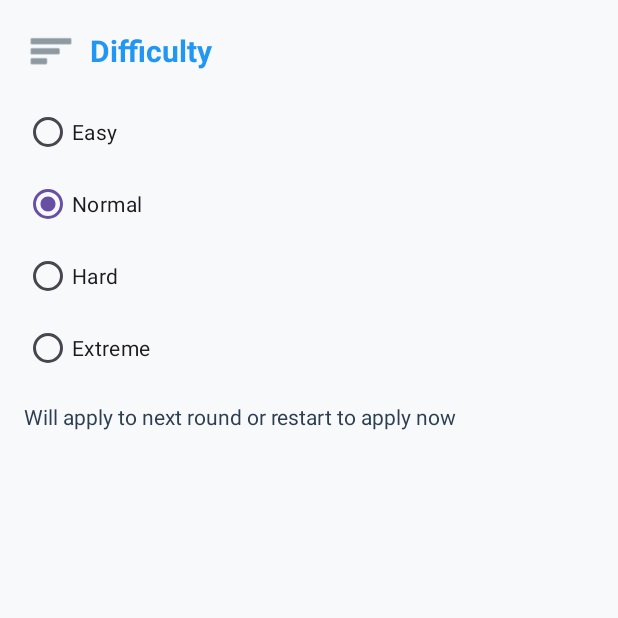
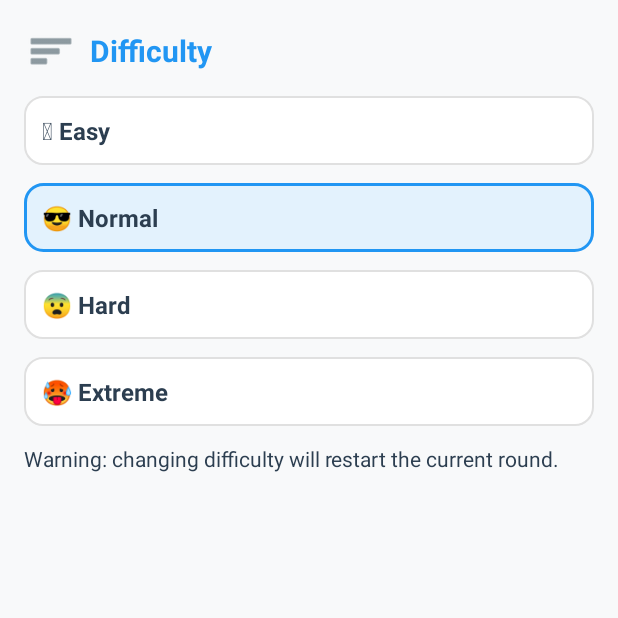
Before and after one commit to timursarsembai/CubeSorter, an Android app: the DifficultyActivity screen opened directly, with no data from a screen before it, on a phone screen of 412 x 824 dp, the top half of it. Run offline under Robolectric (Android 15) with nearby library versions, the phone set to English and light mode, and no system bars.

Commit message:
Update difficulty hint to warn that changing difficulty restarts the current round style(difficulty): enlarge emoji/text to 20sp and vertically center content in difficulty blocks

```diff
--- a/app/src/main/java/com/timursarsembayev/cubesorter/DifficultyActivity.kt
+++ b/app/src/main/java/com/timursarsembayev/cubesorter/DifficultyActivity.kt
@@ -1,8 +1,7 @@
 package com.timursarsembayev.cubesorter
 
 import android.os.Bundle
-import android.widget.RadioButton
-import android.widget.RadioGroup
+import android.widget.LinearLayout
 import android.widget.TextView
 import android.widget.Toast
 
@@ -12,44 +11,48 @@ class DifficultyActivity : BaseDrawerActivity() {
 
     private enum class Difficulty { EASY, NORM, HARD, EXTREME }
 
-    private lateinit var radioGroup: RadioGroup
-    private lateinit var radioEasy: RadioButton
-    private lateinit var radioNorm: RadioButton
-    private lateinit var radioHard: RadioButton
-    private lateinit var radioExtreme: RadioButton
+    private lateinit var containerEasy: LinearLayout
+    private lateinit var containerNorm: LinearLayout
+    private lateinit var containerHard: LinearLayout
+    private lateinit var containerExtreme: LinearLayout
+
+    private var current: Difficulty = Difficulty.NORM
 
     override fun onCreate(savedInstanceState: Bundle?) {
         super.onCreate(savedInstanceState)
         setContentWithDrawer(R.layout.activity_difficulty)
 
-        radioGroup = findViewById(R.id.radioDifficulty)
-        radioEasy = findViewById(R.id.radioEasy)
-        radioNorm = findViewById(R.id.radioNorm)
-        radioHard = findViewById(R.id.radioHard)
-        radioExtreme = findViewById(R.id.radioExtreme)
+        containerEasy = findViewById(R.id.containerEasy)
+        containerNorm = findViewById(R.id.containerNorm)
+        containerHard = findViewById(R.id.containerHard)
+        containerExtreme = findViewById(R.id.containerExtreme)
 
-        // Установим текущее ��начение
+        // Установим текущее значение из настроек
         val stored = prefs.getString("difficulty", Difficulty.NORM.name)
-        val current = try { Difficulty.valueOf(stored ?: Difficulty.NORM.name) } catch (_: Exception) { Difficulty.NORM }
-        when (current) {
-            Difficulty.EASY -> radioEasy.isChecked = true
-            Difficulty.NORM -> radioNorm.isChecked = true
-            Difficulty.HARD -> radioHard.isChecked = true
-            Difficulty.EXTREME -> radioExtreme.isChecked = true
-        }
+        current = try { Difficulty.valueOf(stored ?: Difficulty.NORM.name) } catch (_: Exception) { Difficulty.NORM }
+        updateSelection()
 
         // Подсказка
         findViewById<TextView>(R.id.textHint).text = getString(R.string.difficulty_apply_hint)
 
-        radioGroup.setOnCheckedChangeListener { _, checkedId ->
-            val newDiff = when (checkedId) {
-                R.id.radioEasy -> Difficulty.EASY
-                R.id.radioHard -> Difficulty.HARD
-                R.id.radioExtreme -> Difficulty.EXTREME
-                else -> Difficulty.NORM
-            }
-            prefs.edit().putString("difficulty", newDiff.name).apply()
-            Toast.makeText(this, getString(R.string.difficulty_changed), Toast.LENGTH_SHORT).show()
-        }
+        containerEasy.setOnClickListener { onDifficultyPicked(Difficulty.EASY) }
+        containerNorm.setOnClickListener { onDifficultyPicked(Difficulty.NORM) }
+        containerHard.setOnClickListener { onDifficultyPicked(Difficulty.HARD) }
+        containerExtreme.setOnClickListener { onDifficultyPicked(Difficulty.EXTREME) }
+    }
+
+    private fun onDifficultyPicked(newDiff: Difficulty) {
+        if (current == newDiff) return
+        current = newDiff
+        prefs.edit().putString("difficulty", current.name).apply()
+        updateSelection()
+        Toast.makeText(this, getString(R.string.difficulty_changed), Toast.LENGTH_SHORT).show()
+    }
+
+    private fun updateSelection() {
+        containerEasy.isSelected = current == Difficulty.EASY
+        containerNorm.isSelected = current == Difficulty.NORM
+        containerHard.isSelected = current == Difficulty.HARD
+        containerExtreme.isSelected = current == Difficulty.EXTREME
     }
 }
--- a/app/src/main/java/com/timursarsembayev/cubesorter/SorterActivity.kt
+++ b/app/src/main/java/com/timursarsembayev/cubesorter/SorterActivity.kt
@@ -41,6 +41,8 @@ class SorterActivity : Activity() {
 
     // Жизни
     private lateinit var textLivesHeader: TextView
+    // Сложность (индикатор слева от сердечек)
+    private lateinit var textDifficulty: TextView
 
     private var startTime: Long = 0
     private var isTimerRunning = false
@@ -87,6 +89,7 @@ class SorterActivity : Activity() {
 
         initializeViews()
         loadDifficultyAndLives()
+        updateDifficultyUI()
         setupGameCallbacks()
         setupAdminGesture()
         setupDrawer()
@@ -131,6 +134,7 @@ class SorterActivity : Activity() {
             sorterGameView.jumpToLevel(sorterGameView.currentRound)
             // onRoundChanged выполнит resetTimer() и пересчитает timeLimitMs
         }
+        updateDifficultyUI()
         updateLivesUI()
     }
 
@@ -142,6 +146,7 @@ class SorterActivity : Activity() {
         drawerLayout = findViewById(R.id.drawerLayout)
         buttonOpenDrawer = findViewById(R.id.buttonOpenDrawer)
         textLivesHeader = findViewById(R.id.textLivesHeader)
+        textDifficulty = findViewById(R.id.textDifficulty)
         // Пункты меню
         menuStartGame = findViewById(R.id.menuStartGame)
         menuDifficulty = findViewById(R.id.menuDifficulty)
@@ -508,6 +513,17 @@ class SorterActivity : Activity() {
         if (::textLivesHeader.isInitialized) textLivesHeader.text = hearts
     }
 
+    private fun updateDifficultyUI() {
+        if (!::textDifficulty.isInitialized) return
+        val label = when (difficulty) {
+            Difficulty.EASY -> "\uD83E\uDD79 Easy"
+            Difficulty.NORM -> "\uD83D\uDE0E Normal"
+            Difficulty.HARD -> "\uD83D\uDE28 Hard"
+            Difficulty.EXTREME -> "\uD83E\uDD75 Extreme"
+        }
+        textDifficulty.text = label
+    }
+
     private fun difficultyFactor(): Double = when (difficulty) {
         Difficulty.EXTREME -> 1.5    // было 1.0, +50%
         Difficulty.HARD -> 2.1       // было 1.4, +50%
--- /dev/null
+++ b/app/src/main/res/drawable/difficulty_item_background.xml
@@ -0,0 +1,29 @@
+<?xml version="1.0" encoding="utf-8"?>
+<selector xmlns:android="http://schemas.android.com/apk/res/android">
+    <!-- Selected state -->
+    <item android:state_selected="true">
+        <shape android:shape="rectangle">
+            <solid android:color="@color/language_selected_bg" />
+            <corners android:radius="12dp" />
+            <stroke android:width="2dp" android:color="@color/primaryColor" />
+        </shape>
+    </item>
+
+    <!-- Pressed state -->
+    <item android:state_pressed="true">
+        <shape android:shape="rectangle">
+            <solid android:color="#FFF5F5F5" />
+            <corners android:radius="12dp" />
+            <stroke android:width="1dp" android:color="#FFCCCCCC" />
+        </shape>
+    </item>
+
+    <!-- Default state -->
+    <item>
+        <shape android:shape="rectangle">
+            <solid android:color="#FFFFFFFF" />
+            <corners android:radius="12dp" />
+            <stroke android:width="1dp" android:color="#FFE0E0E0" />
+        </shape>
+    </item>
+</selector>
--- a/app/src/main/res/layout/activity_difficulty.xml
+++ b/app/src/main/res/layout/activity_difficulty.xml
@@ -44,36 +44,85 @@
         android:paddingBottom="12dp"
         android:visibility="gone" />
 
-    <RadioGroup
-        android:id="@+id/radioDifficulty"
+    <!-- Кликаемые блоки сложности -->
+    <LinearLayout
+        android:id="@+id/containerEasy"
         android:layout_width="match_parent"
         android:layout_height="wrap_content"
-        android:orientation="vertical">
+        android:orientation="vertical"
+        android:background="@drawable/difficulty_item_background"
+        android:padding="12dp"
+        android:clickable="true"
+        android:focusable="true"
+        android:layout_marginBottom="12dp">
 
-        <RadioButton
-            android:id="@+id/radioEasy"
+        <TextView
             android:layout_width="wrap_content"
             android:layout_height="wrap_content"
-            android:text="@string/easy" />
+            android:text="@string/easy"
+            android:textColor="@color/text_color"
+            android:textSize="16sp"
+            android:textStyle="bold" />
+    </LinearLayout>
 
-        <RadioButton
-            android:id="@+id/radioNorm"
+    <LinearLayout
+        android:id="@+id/containerNorm"
+        android:layout_width="match_parent"
+        android:layout_height="wrap_content"
+        android:orientation="vertical"
+        android:background="@drawable/difficulty_item_background"
+        android:padding="12dp"
+        android:clickable="true"
+        android:focusable="true"
+        android:layout_marginBottom="12dp">
+
+        <TextView
             android:layout_width="wrap_content"
             android:layout_height="wrap_content"
-            android:text="@string/norm" />
+            android:text="@string/norm"
+            android:textColor="@color/text_color"
+            android:textSize="16sp"
+            android:textStyle="bold" />
+    </LinearLayout>
 
-        <RadioButton
-            android:id="@+id/radioHard"
+    <LinearLayout
+        android:id="@+id/containerHard"
+        android:layout_width="match_parent"
+        android:layout_height="wrap_content"
+        android:orientation="vertical"
+        android:background="@drawable/difficulty_item_background"
+        android:padding="12dp"
+        android:clickable="true"
+        android:focusable="true"
+        android:layout_marginBottom="12dp">
+
+        <TextView
             android:layout_width="wrap_content"
             android:layout_height="wrap_content"
-            android:text="@string/hard" />
+            android:text="@string/hard"
+            android:textColor="@color/text_color"
+            android:textSize="16sp"
+            android:textStyle="bold" />
+    </LinearLayout>
 
-        <RadioButton
-            android:id="@+id/radioExtreme"
+    <LinearLayout
+        android:id="@+id/containerExtreme"
+        android:layout_width="match_parent"
+        android:layout_height="wrap_content"
+        android:orientation="vertical"
+        android:background="@drawable/difficulty_item_background"
+        android:padding="12dp"
+        android:clickable="true"
+        android:focusable="true">
+
+        <TextView
             android:layout_width="wrap_content"
             android:layout_height="wrap_content"
-            android:text="@string/extreme" />
-    </RadioGroup>
+            android:text="@string/extreme"
+            android:textColor="@color/text_color"
+            android:textSize="16sp"
+            android:textStyle="bold" />
+    </LinearLayout>
 
     <TextView
         android:id="@+id/textHint"
--- a/app/src/main/res/layout/activity_sorter.xml
+++ b/app/src/main/res/layout/activity_sorter.xml
@@ -115,16 +115,31 @@
             </LinearLayout>
         </com.google.android.material.card.MaterialCardView>
 
-        <!-- Панель жизней над игровым полем (только сердца, без фона/бордера) -->
-        <TextView
-            android:id="@+id/textLivesHeader"
+        <!-- Панель жизней над игровым полем: сердца по центру + сложность слева -->
+        <FrameLayout
             android:layout_width="match_parent"
             android:layout_height="wrap_content"
-            android:layout_marginBottom="12dp"
-            android:gravity="center_horizontal"
-            android:textColor="#D32F2F"
-            android:textSize="18sp"
-            tools:text="❤️❤️❤️❤️❤️"/>
+            android:layout_marginBottom="12dp">
+
+            <TextView
+                android:id="@+id/textDifficulty"
+                android:layout_width="wrap_content"
+                android:layout_height="wrap_content"
+                android:layout_gravity="start|center_vertical"
+                android:textColor="#455A64"
+                android:textSize="16sp"
+                tools:text="🙂 Easy"/>
+
+            <TextView
+                android:id="@+id/textLivesHeader"
+                android:layout_width="wrap_content"
+                android:layout_height="wrap_content"
+                android:layout_gravity="center"
+                android:gravity="center"
+                android:textColor="#D32F2F"
+                android:textSize="18sp"
+                tools:text="❤️❤️❤️❤️❤️"/>
+        </FrameLayout>
 
         <!-- Игровое поле -->
         <com.timursarsembayev.cubesorter.SorterGameView
--- a/app/src/main/res/values/strings.xml
+++ b/app/src/main/res/values/strings.xml
@@ -56,10 +56,10 @@
     <!-- Lives and difficulty -->
     <string name="lives">Lives</string>
     <string name="difficulty">Difficulty</string>
-    <string name="easy">Easy</string>
-    <string name="norm">Normal</string>
-    <string name="hard">Hard</string>
-    <string name="extreme">Extreme</string>
+    <string name="easy">🥹 Easy</string>
+    <string name="norm">😎 Normal</string>
+    <string name="hard">😨 Hard</string>
+    <string name="extreme">🥵 Extreme</string>
 
     <!-- Time limit dialogs -->
     <string name="time_up_title">Time is up</string>
@@ -69,5 +69,5 @@
     <string name="try_again">Try again</string>
     <string name="start_over">Start over</string>
     <string name="difficulty_changed">Difficulty changed</string>
-    <string name="difficulty_apply_hint">Will apply to next round or restart to apply now</string>
+    <string name="difficulty_apply_hint">Warning: changing difficulty will restart the current round.</string>
 </resources>
```
